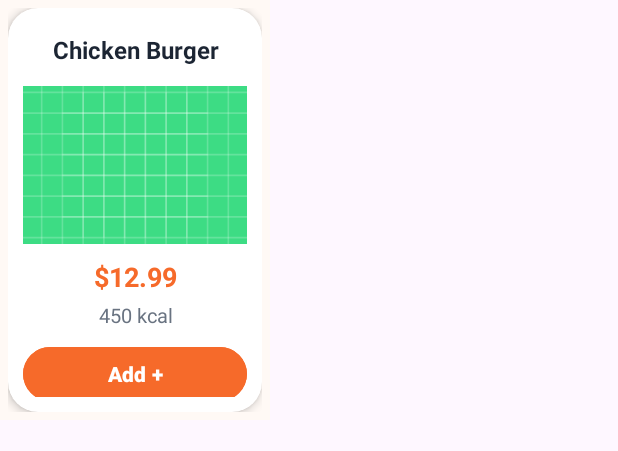
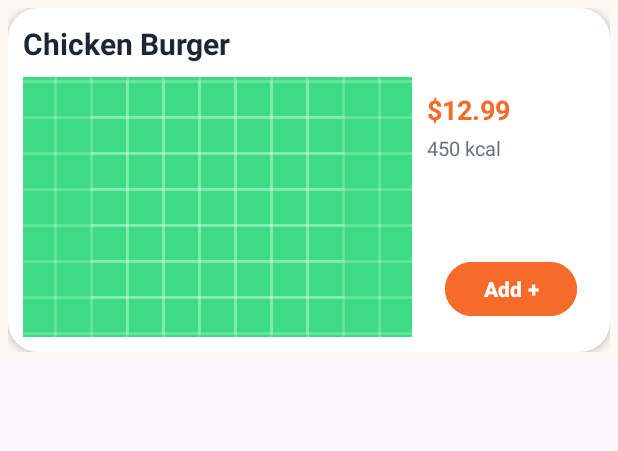
Before and after one commit to TerrenceNgari/MOBILE-APP2-2026, an Android app: the layout restaurent_items_single.xml on its own in the app's theme, with its tools: preview values and no code run, on a phone screen of 412 x 824 dp. Shown: the top 451 px of the screen. Run offline under Robolectric (Android 15) with nearby library versions, the phone set to English and light mode, and no system bars.

Commit message:
Changed menu item card layout and sizing

```diff
--- a/app/src/main/java/com/example/deliveryapp/OrderPage.java
+++ b/app/src/main/java/com/example/deliveryapp/OrderPage.java
@@ -84,7 +84,7 @@ public class OrderPage extends AppCompatActivity {
                 findViewById(R.id.restItemsRecView);
 
         recView.setLayoutManager(
-                new GridLayoutManager(this, 2)
+                new GridLayoutManager(this, 1)
         );
 
         adapter = new FoodAdapter(this, arrLst, restaurantId);
--- a/app/src/main/res/layout/restaurent_items_single.xml
+++ b/app/src/main/res/layout/restaurent_items_single.xml
@@ -1,19 +1,18 @@
 <?xml version="1.0" encoding="utf-8"?>
-<LinearLayout
-    xmlns:android="http://schemas.android.com/apk/res/android"
+<LinearLayout xmlns:android="http://schemas.android.com/apk/res/android"
     xmlns:app="http://schemas.android.com/apk/res-auto"
-    android:layout_width="180dp"
-    android:layout_height="280dp"
+    android:layout_width="match_parent"
+    android:layout_height="240dp"
+    android:background="#FFF9F5"
     android:orientation="vertical"
-    android:padding="5dp"
-    android:background="#FFF9F5">
+    android:padding="5dp">
 
     <androidx.cardview.widget.CardView
         android:layout_width="match_parent"
         android:layout_height="match_parent"
+        app:cardBackgroundColor="#FFFFFF"
         app:cardCornerRadius="20dp"
-        app:cardElevation="4dp"
-        app:cardBackgroundColor="#FFFFFF">
+        app:cardElevation="4dp">
 
         <LinearLayout
             android:layout_width="match_parent"
@@ -26,61 +25,94 @@
                 android:id="@+id/foodName"
                 android:layout_width="match_parent"
                 android:layout_height="wrap_content"
+                android:ellipsize="end"
+                android:gravity="start"
+                android:maxLines="2"
                 android:minHeight="36dp"
                 android:text="Chicken Burger"
-                android:textSize="16sp"
-                android:textStyle="bold"
+                android:textAlignment="textStart"
                 android:textColor="#1C2533"
-                android:gravity="center"
-                android:maxLines="2"
-                android:ellipsize="end"/>
+                android:textSize="20sp"
+                android:textStyle="bold" />
 
-            <!-- Food Image -->
+            <LinearLayout
+                android:layout_width="match_parent"
+                android:layout_height="match_parent"
+                android:orientation="horizontal">
+
+                <FrameLayout
+                    android:layout_width="0dp"
+                    android:layout_height="match_parent"
+                    android:layout_marginEnd="10dp"
+                    android:layout_weight="70">
+
                     <ImageView
                         android:id="@+id/foodImg"
                         android:layout_width="match_parent"
-                android:layout_height="105dp"
-                android:layout_marginTop="6dp"
+                        android:layout_height="match_parent"
+                        android:contentDescription="Food image"
                         android:scaleType="centerCrop"
-                android:contentDescription="Food image"
-                android:src="@drawable/ic_launcher_background"/>
+                        android:src="@drawable/ic_launcher_background" />
+                </FrameLayout>
 
-            <!-- Price -->
+                <LinearLayout
+                    android:layout_width="0dp"
+                    android:layout_height="match_parent"
+                    android:layout_weight="30"
+                    android:orientation="vertical">
+
                     <TextView
                         android:id="@+id/foodPrice"
                         android:layout_width="match_parent"
                         android:layout_height="wrap_content"
                         android:layout_marginTop="9dp"
+                        android:gravity="start"
                         android:text="$12.99"
+                        android:textAlignment="textStart"
+                        android:textColor="#F66A2A"
                         android:textSize="18sp"
-                android:textStyle="bold"
-                android:textColor="#F66A2A"
-                android:gravity="center"/>
+                        android:textStyle="bold" />
 
-            <!-- Calories -->
                     <TextView
                         android:id="@+id/foodCalories"
                         android:layout_width="match_parent"
                         android:layout_height="wrap_content"
                         android:layout_marginTop="4dp"
+                        android:gravity="start"
                         android:text="450 kcal"
-                android:textSize="13sp"
+                        android:textAlignment="textStart"
                         android:textColor="#697381"
-                android:gravity="center"/>
+                        android:textSize="13sp" />
+
+                    <Space
+                        android:layout_width="match_parent"
+                        android:layout_height="0dp"
+                        android:layout_weight="1" />
+
+                    <Button
+                        android:id="@+id/foodAddBtn"
+                        android:layout_width="wrap_content"
+                        android:layout_height="44dp"
+                        android:layout_gravity="bottom|center_horizontal"
+                        android:layout_marginTop="8dp"
+                        android:layout_marginBottom="10dp"
+                        android:backgroundTint="#F66A2A"
+                        android:elevation="2dp"
+                        android:text="Add +"
+                        android:textAllCaps="false"
+                        android:textColor="#FFFFFF"
+                        android:textSize="14sp"
+                        android:textStyle="bold" />
+                </LinearLayout>
+            </LinearLayout>
+
+            <!-- Food Image -->
+
+            <!-- Price -->
+
+            <!-- Calories -->
 
             <!-- Add Button -->
-            <Button
-                android:id="@+id/foodAddBtn"
-                android:layout_width="match_parent"
-                android:layout_height="44dp"
-                android:layout_marginTop="8dp"
-                android:backgroundTint="#F66A2A"
-                android:text="Add +"
-                android:textSize="14sp"
-                android:textStyle="bold"
-                android:textColor="#FFFFFF"
-                android:textAllCaps="false"
-                android:elevation="2dp"/>
 
         </LinearLayout>
 
```
Lines whose indentation alone changed are shown as unchanged.
